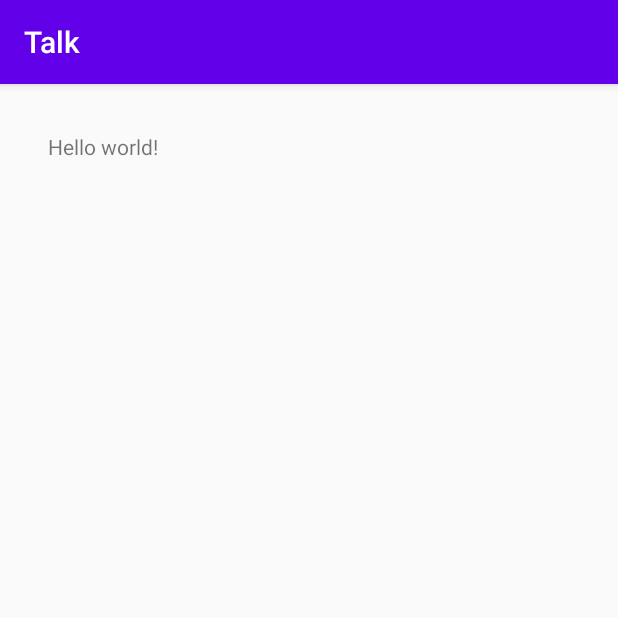
After one commit to AntropovD/NotesApp, an Android app: the NoteFragment screen opened through its navigation route, on a phone screen of 412 x 824 dp, the top half of it. The commit adds this screen. Run offline under Robolectric (Android 15) with nearby library versions, the phone set to English and light mode, and no system bars.

Commit message:
Fab to new note fragment using navigation

```diff
--- a/app/src/main/java/com/antropov/talk/contactlist/ContactListFragment.kt
+++ b/app/src/main/java/com/antropov/talk/contactlist/ContactListFragment.kt
@@ -10,6 +10,7 @@ import android.view.ViewGroup
 import androidx.core.content.res.ResourcesCompat
 import androidx.fragment.app.Fragment
 import androidx.lifecycle.ViewModelProviders
+import androidx.navigation.fragment.NavHostFragment
 import androidx.recyclerview.widget.DividerItemDecoration
 import com.antropov.talk.R
 import com.antropov.talk.databinding.ContactListFragmentBinding
@@ -28,15 +29,25 @@ class ContactListFragment : Fragment() {
     binding.lifecycleOwner = this
     binding.viewModel = viewModel
     binding.contacts.adapter = ItemsAdapter()
-    binding.callback = object : Callback {
-      override fun increment() {
-        viewModel.increment()
-      }
+    binding.floatingActionButton.setOnClickListener {
+      viewModel.increment()
     }
     setHasOptionsMenu(true)
     addRecyclerViewDivider(binding)
+    setupFab(binding)
 
     return binding.root
+  }
+
+  private fun setupFab(binding: ContactListFragmentBinding) {
+    binding.floatingActionButton.setOnClickListener {
+      navigateToNewNote()
+    }
+  }
+
+  private fun navigateToNewNote() {
+    val action = ContactListFragmentDirections.actionContactListFragmentToNoteFragment()
+    NavHostFragment.findNavController(this).navigate(action)
   }
 
   private fun addRecyclerViewDivider(binding: ContactListFragmentBinding) {
@@ -63,8 +74,4 @@ class ContactListFragment : Fragment() {
         super.onOptionsItemSelected(item)
       }
     }
-
-  interface Callback {
-    fun increment()
-  }
 }
--- a/app/src/main/java/com/antropov/talk/contactlist/ContactListViewModel.kt
+++ b/app/src/main/java/com/antropov/talk/contactlist/ContactListViewModel.kt
@@ -9,10 +9,6 @@ import com.antropov.talk.data.Repository
 class ContactListViewModel : ViewModel() {
 
   private val repository = Repository()
-
-  private val _counter = MutableLiveData<Int>()
-  val counter: MutableLiveData<Int>
-    get() = _counter
 
   private val _items = MutableLiveData<List<Item>>()
   val items: LiveData<List<Item>>
@@ -34,6 +30,5 @@ class ContactListViewModel : ViewModel() {
 
   private fun updateLiveData() {
     _items.value = repository.items
-    _counter.value = repository.index
   }
 }
--- /dev/null
+++ b/app/src/main/java/com/antropov/talk/note/NoteFragment.kt
@@ -0,0 +1,33 @@
+package com.antropov.talk.note
+
+import androidx.lifecycle.ViewModelProviders
+import android.os.Bundle
+import androidx.fragment.app.Fragment
+import android.view.LayoutInflater
+import android.view.View
+import android.view.ViewGroup
+
+import com.antropov.talk.R
+
+class NoteFragment : Fragment() {
+
+  companion object {
+    fun newInstance() = NoteFragment()
+  }
+
+  private lateinit var viewModel: NoteViewModel
+
+  override fun onCreateView(
+    inflater: LayoutInflater, container: ViewGroup?,
+    savedInstanceState: Bundle?
+  ): View? {
+    return inflater.inflate(R.layout.note_fragment, container, false)
+  }
+
+  override fun onActivityCreated(savedInstanceState: Bundle?) {
+    super.onActivityCreated(savedInstanceState)
+    viewModel = ViewModelProviders.of(this).get(NoteViewModel::class.java)
+    // TODO: Use the ViewModel
+  }
+
+}
--- /dev/null
+++ b/app/src/main/java/com/antropov/talk/note/NoteViewModel.kt
@@ -0,0 +1,7 @@
+package com.antropov.talk.note
+
+import androidx.lifecycle.ViewModel
+
+class NoteViewModel : ViewModel() {
+  // TODO: Implement the ViewModel
+}
--- /dev/null
+++ b/app/src/main/res/drawable/ic_add.xml
@@ -0,0 +1,5 @@
+<vector android:autoMirrored="true" android:height="56dp"
+    android:tint="#FFFFFF" android:viewportHeight="24.0"
+    android:viewportWidth="24.0" android:width="56dp" xmlns:android="http://schemas.android.com/apk/res/android">
+    <path android:fillColor="#FF000000" android:pathData="M19,13h-6v6h-2v-6H5v-2h6V5h2v6h6v2z"/>
+</vector>
--- /dev/null
+++ b/app/src/main/res/layout/note_fragment.xml
@@ -0,0 +1,19 @@
+<?xml version="1.0" encoding="utf-8"?>
+<androidx.constraintlayout.widget.ConstraintLayout xmlns:android="http://schemas.android.com/apk/res/android"
+    xmlns:app="http://schemas.android.com/apk/res-auto"
+    xmlns:tools="http://schemas.android.com/tools"
+    android:id="@+id/frameLayout"
+    android:layout_width="match_parent"
+    android:layout_height="match_parent"
+    tools:context=".note.NoteFragment">
+
+  <TextView
+      android:id="@+id/textView2"
+      android:layout_width="wrap_content"
+      android:layout_height="wrap_content"
+      android:layout_margin="32dp"
+      android:text="Hello world!"
+      app:layout_constraintStart_toStartOf="parent"
+      app:layout_constraintTop_toTopOf="parent" />
+
+</androidx.constraintlayout.widget.ConstraintLayout>
--- a/app/src/main/res/values/strings.xml
+++ b/app/src/main/res/values/strings.xml
@@ -6,4 +6,5 @@
 
 
     <string name="content_description_note_icon">Note icon</string>
+  <string name="submit">Submit</string>
 </resources>
--- a/build.gradle
+++ b/build.gradle
@@ -9,11 +9,12 @@ buildscript {
     repositories {
         google()
         jcenter()
+    }
 
-    }
     dependencies {
         classpath 'com.android.tools.build:gradle:3.5.1'
         classpath "org.jetbrains.kotlin:kotlin-gradle-plugin:$kotlin_version"
+        classpath "androidx.navigation:navigation-safe-args-gradle-plugin:$nav_version"
         // NOTE: Do not place your application dependencies here; they belong
         // in the individual module build.gradle files
     }
@@ -23,7 +24,6 @@ allprojects {
     repositories {
         google()
         jcenter()
-
     }
 }
 
```
Also changed, not shown: app/build.gradle (+16 -5 lines), app/src/main/java/com/antropov/talk/contactlist/ItemsAdapter.kt (+5 -5 lines), app/src/main/res/drawable/ic_add_24px.xml (deleted, +0 -9 lines), app/src/main/res/layout/contact_list_fragment.xml (+7 -11 lines), app/src/main/res/navigation/navigation.xml (+13 -1 lines), 1 other file.
